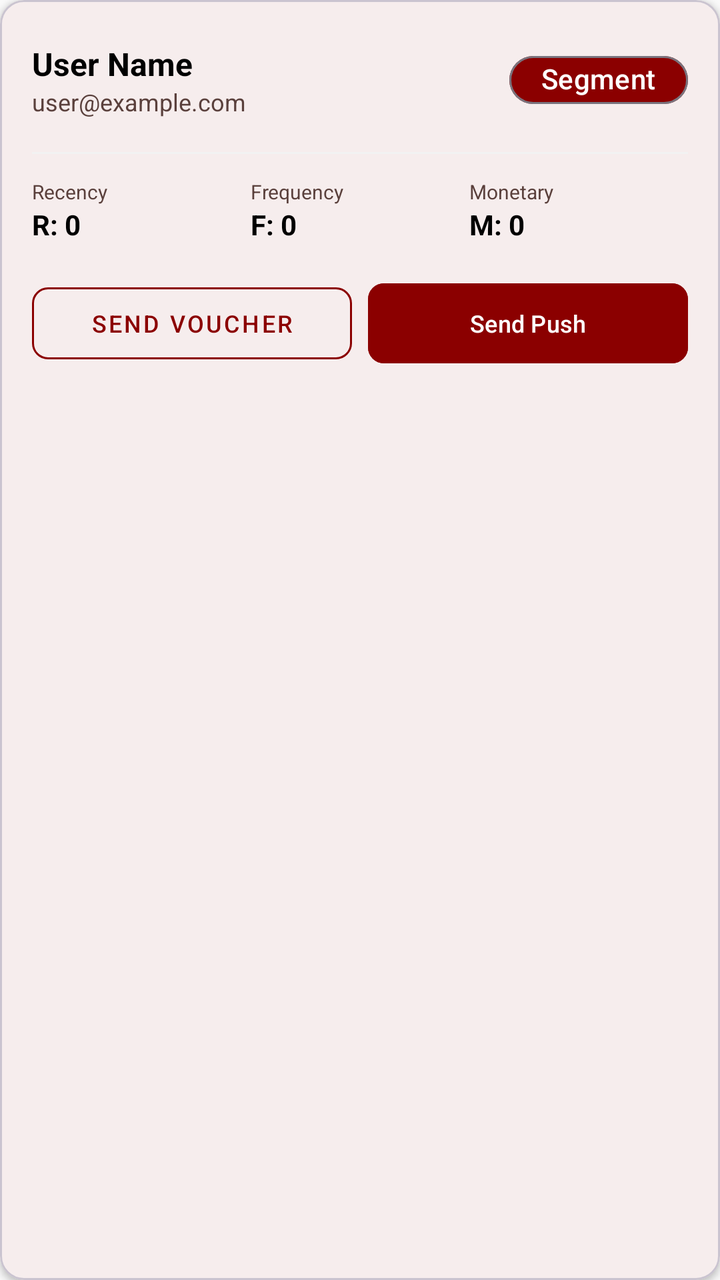
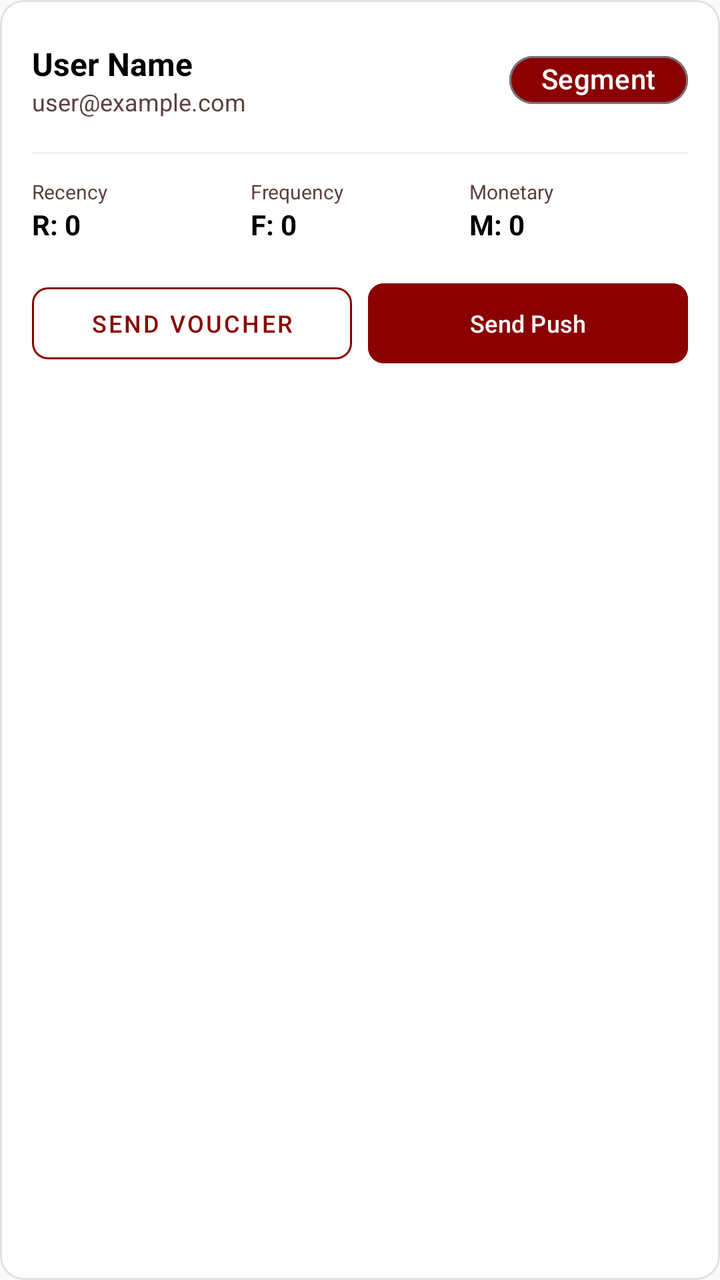

Compare the two renders of this Android layout. The source of the first and the diff that turns it into the second are given below.
<!-- AndroidManifest.xml: application theme Theme.TirTirMCommerce -->
<!-- res/layout/item_churn_user.xml -->
<?xml version="1.0" encoding="utf-8"?>
<com.google.android.material.card.MaterialCardView xmlns:android="http://schemas.android.com/apk/res/android"
    xmlns:app="http://schemas.android.com/apk/res-auto"
    android:layout_width="match_parent"
    android:layout_height="wrap_content"
    android:layout_marginHorizontal="16dp"
    android:layout_marginVertical="8dp"
    app:cardCornerRadius="12dp"
    app:cardElevation="2dp">

    <LinearLayout
        android:layout_width="match_parent"
        android:layout_height="wrap_content"
        android:orientation="vertical"
        android:padding="16dp">

        <LinearLayout
            android:layout_width="match_parent"
            android:layout_height="wrap_content"
            android:gravity="center_vertical"
            android:orientation="horizontal">

            <LinearLayout
                android:layout_width="0dp"
                android:layout_height="wrap_content"
                android:layout_weight="1"
                android:orientation="vertical">

                <TextView
                    android:id="@+id/tvChurnUserName"
                    android:layout_width="wrap_content"
                    android:layout_height="wrap_content"
                    android:text="User Name"
                    android:textColor="@color/black"
                    android:textSize="16sp"
                    android:textStyle="bold" />

                <TextView
                    android:id="@+id/tvChurnUserEmail"
                    android:layout_width="wrap_content"
                    android:layout_height="wrap_content"
                    android:text="user@example.com"
                    android:textColor="@color/tirtir_text_secondary"
                    android:textSize="12sp" />
            </LinearLayout>

            <com.google.android.material.chip.Chip
                android:id="@+id/chipSegment"
                android:layout_width="wrap_content"
                android:layout_height="wrap_content"
                android:text="Segment"
                android:textColor="@color/white"
                app:chipBackgroundColor="@color/tirtir_red_primary"
                app:chipCornerRadius="16dp"
                app:chipMinHeight="24dp" />
        </LinearLayout>

        <View
            android:layout_width="match_parent"
            android:layout_height="1dp"
            android:layout_marginVertical="12dp"
            android:background="@color/tirtir_surface_variant" />

        <LinearLayout
            android:layout_width="match_parent"
            android:layout_height="wrap_content"
            android:orientation="horizontal">

            <LinearLayout
                android:layout_width="0dp"
                android:layout_height="wrap_content"
                android:layout_weight="1"
                android:orientation="vertical">
                <TextView
                    android:layout_width="wrap_content"
                    android:layout_height="wrap_content"
                    android:text="Recency"
                    android:textSize="10sp"
                    android:textColor="@color/tirtir_text_secondary"/>
                <TextView
                    android:id="@+id/tvScoreR"
                    android:layout_width="wrap_content"
                    android:layout_height="wrap_content"
                    android:text="R: 0"
                    android:textColor="@color/black"
                    android:textSize="14sp"
                    android:textStyle="bold"/>
            </LinearLayout>

            <LinearLayout
                android:layout_width="0dp"
                android:layout_height="wrap_content"
                android:layout_weight="1"
                android:orientation="vertical">
                <TextView
                    android:layout_width="wrap_content"
                    android:layout_height="wrap_content"
                    android:text="Frequency"
                    android:textSize="10sp"
                    android:textColor="@color/tirtir_text_secondary"/>
                <TextView
                    android:id="@+id/tvScoreF"
                    android:layout_width="wrap_content"
                    android:layout_height="wrap_content"
                    android:text="F: 0"
                    android:textColor="@color/black"
                    android:textSize="14sp"
                    android:textStyle="bold"/>
            </LinearLayout>

            <LinearLayout
                android:layout_width="0dp"
                android:layout_height="wrap_content"
                android:layout_weight="1"
                android:orientation="vertical">
                <TextView
                    android:layout_width="wrap_content"
                    android:layout_height="wrap_content"
                    android:text="Monetary"
                    android:textSize="10sp"
                    android:textColor="@color/tirtir_text_secondary"/>
                <TextView
                    android:id="@+id/tvScoreM"
                    android:layout_width="wrap_content"
                    android:layout_height="wrap_content"
                    android:text="M: 0"
                    android:textColor="@color/black"
                    android:textSize="14sp"
                    android:textStyle="bold"/>
            </LinearLayout>
        </LinearLayout>

        <LinearLayout
            android:layout_width="match_parent"
            android:layout_height="wrap_content"
            android:layout_marginTop="16dp"
            android:orientation="horizontal">

            <com.google.android.material.button.MaterialButton
                android:id="@+id/btnSendVoucher"
                style="@style/Widget.MaterialComponents.Button.OutlinedButton"
                android:layout_width="0dp"
                android:layout_height="wrap_content"
                android:layout_marginEnd="8dp"
                android:layout_weight="1"
                android:text="Send Voucher"
                android:textSize="12sp"
                app:cornerRadius="8dp"
                app:strokeColor="@color/tirtir_red_primary" />

            <com.google.android.material.button.MaterialButton
                android:id="@+id/btnSendFCM"
                android:layout_width="0dp"
                android:layout_height="wrap_content"
                android:layout_weight="1"
                android:backgroundTint="@color/tirtir_red_primary"
                android:text="Send Push"
                android:textColor="@color/white"
                android:textSize="12sp"
                app:cornerRadius="8dp" />
        </LinearLayout>
    </LinearLayout>
</com.google.android.material.card.MaterialCardView>
<!-- resources referenced by this layout -->
<resources>
  <color name="black">#000000</color>
  <color name="tirtir_red_primary">#8B0000</color>
  <color name="tirtir_surface_variant">#F2F2F2</color>
  <color name="tirtir_text_secondary">#5A403C</color>
  <color name="white">#FFFFFF</color>
  <style name="Theme.TirTirMCommerce" parent="Base.Theme.TirTirMCommerce" />
  <style name="Base.Theme.TirTirMCommerce" parent="Theme.Material3.DayNight.NoActionBar">
          
          <item name="colorPrimary">@color/tirtir_red_primary</item>
          <item name="colorPrimaryDark">@color/tirtir_red_dark</item>
          <item name="colorPrimaryContainer">@color/tirtir_red_surface</item>
  
          
          <item name="colorOnPrimary">@color/tirtir_white</item>
          <item name="colorOnPrimaryContainer">@color/tirtir_red_primary</item>
  
          
          <item name="colorSecondary">@color/tirtir_black</item>
          <item name="colorOnSecondary">@color/tirtir_white</item>
          <item name="colorSecondaryContainer">@color/tirtir_red_surface</item>
          <item name="colorOnSecondaryContainer">@color/tirtir_red_primary</item>
  
          
          <item name="colorSurface">@color/tirtir_white</item>
          <item name="colorOnSurface">@color/tirtir_black</item>
          <item name="colorSurfaceVariant">@color/tirtir_off_white</item>
  
          
          <item name="android:windowBackground">@color/tirtir_off_white</item>
          <item name="android:statusBarColor">@color/tirtir_white</item>
          <item name="android:windowLightStatusBar">true</item>
  
          
          <item name="colorError">@color/tirtir_error</item>
      </style>
  <color name="tirtir_red_dark">#610000</color>
  <color name="tirtir_red_surface">#FFF4F3</color>
  <color name="tirtir_white">#FFFFFF</color>
  <color name="tirtir_black">#1A1C1C</color>
  <color name="tirtir_off_white">#F9F9F9</color>
  <color name="tirtir_error">#D32F2F</color>
</resources>

<!-- the commit's change to res/layout/item_churn_user.xml (unified diff, before → after) -->
@@ -5,8 +5,11 @@
     android:layout_height="wrap_content"
     android:layout_marginHorizontal="16dp"
     android:layout_marginVertical="8dp"
+    app:cardBackgroundColor="#FFFFFF"
     app:cardCornerRadius="12dp"
-    app:cardElevation="2dp">
+    app:cardElevation="0dp"
+    app:strokeColor="#E0E0E0"
+    app:strokeWidth="1dp">
 
     <LinearLayout
         android:layout_width="match_parent"
@@ -33,7 +36,9 @@
                     android:text="User Name"
                     android:textColor="@color/black"
                     android:textSize="16sp"
-                    android:textStyle="bold" />
+                    android:textStyle="bold"
+                    android:maxLines="1"
+                    android:ellipsize="end" />
 
                 <TextView
                     android:id="@+id/tvChurnUserEmail"
<!-- resource entries referenced after the edit -->
@@ -10,7 +10,7 @@
           
           <item name="colorPrimary">@color/tirtir_red_primary</item>
           <item name="colorPrimaryDark">@color/tirtir_red_dark</item>
-          <item name="colorPrimaryContainer">@color/tirtir_red_surface</item>
+          <item name="colorPrimaryContainer">#FFFFFF</item>
   
           
           <item name="colorOnPrimary">@color/tirtir_white</item>
@@ -19,7 +19,7 @@
           
           <item name="colorSecondary">@color/tirtir_black</item>
           <item name="colorOnSecondary">@color/tirtir_white</item>
-          <item name="colorSecondaryContainer">@color/tirtir_red_surface</item>
+          <item name="colorSecondaryContainer">#F8F8F8</item>
           <item name="colorOnSecondaryContainer">@color/tirtir_red_primary</item>
   
           
@@ -36,7 +36,6 @@
           <item name="colorError">@color/tirtir_error</item>
       </style>
   <color name="tirtir_red_dark">#610000</color>
-  <color name="tirtir_red_surface">#FFF4F3</color>
   <color name="tirtir_white">#FFFFFF</color>
   <color name="tirtir_black">#1A1C1C</color>
   <color name="tirtir_off_white">#F9F9F9</color>
